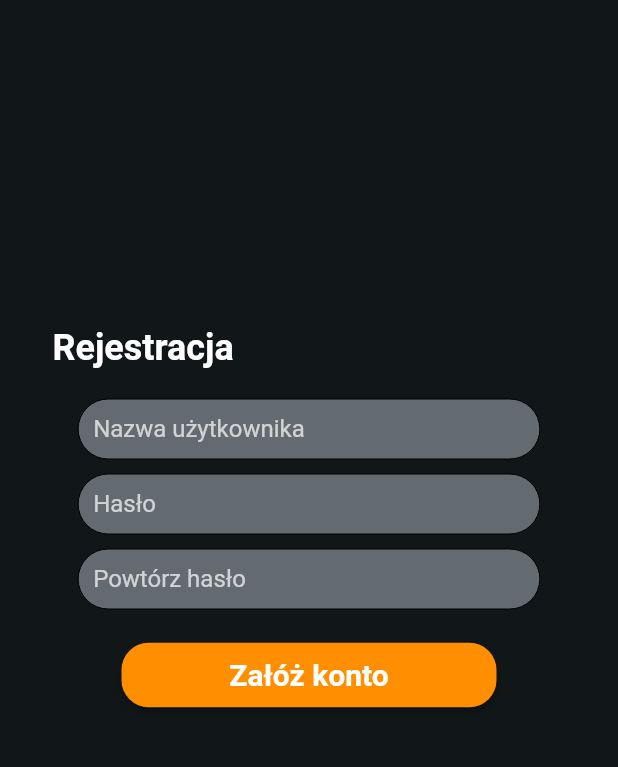
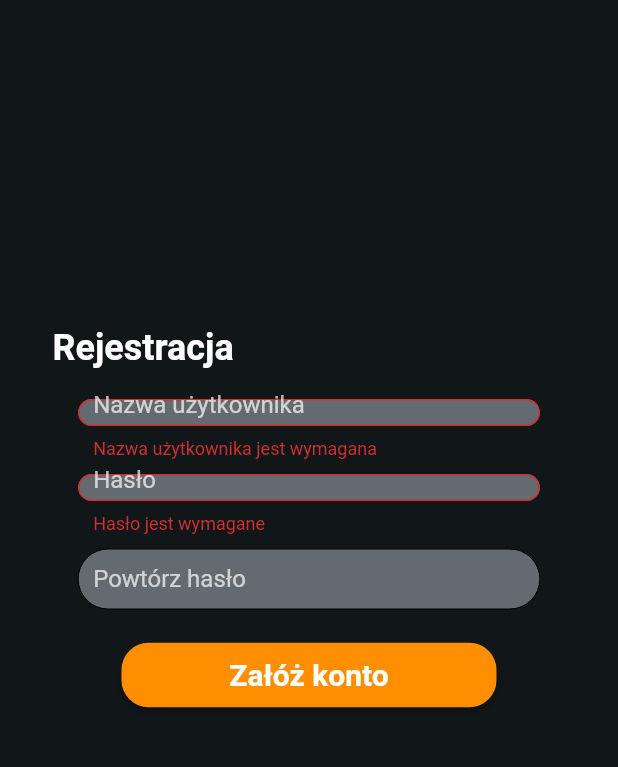
Before and after one commit to keirrr/dailytube, a Flutter app: the ProfileRegister screen opened directly, after a tap on "Załóż konto", on a phone screen of 412 x 824 dp, the part 108-875 px from its top. Run offline on Flutter 3.47's test engine with Material 2 defaults, Android fonts, the light colour scheme and no system bars; our stand-ins replace cloud_firestore, firebase_core, font_awesome_flutter, form_field_validator; missing offline and left inert: flag; accounts and stored records are empty.

Commit message:
Add register validation

```diff
--- a/lib/screens/profile_register_screen.dart
+++ b/lib/screens/profile_register_screen.dart
@@ -2,6 +2,8 @@ import 'package:flutter/material.dart';
 
 import '../bartek_color_palette.dart';
 import '../flutterfire/add_user.dart';
+
+import 'package:form_field_validator/form_field_validator.dart';
 
 class ProfileRegister extends StatefulWidget {
   const ProfileRegister({Key? key}) : super(key: key);
@@ -11,6 +13,26 @@ class ProfileRegister extends StatefulWidget {
 }
 
 class _ProfileRegisterState extends State<ProfileRegister> {
+  final login = TextEditingController();
+  final password = TextEditingController();
+  final rePassword = TextEditingController();
+
+  final _formKey = GlobalKey<FormState>();
+
+  final usernameValidator = MultiValidator([
+    RequiredValidator(errorText: 'Nazwa użytkownika jest wymagana'),
+    MinLengthValidator(5,
+        errorText: 'Nazwa użytkownika musi mieć przynajmniej 5 znaków'),
+  ]);
+
+  final passwordValidator = MultiValidator([
+    RequiredValidator(errorText: 'Hasło jest wymagane'),
+    MinLengthValidator(8, errorText: 'Hasło musi miec przynajmniej 8 znaków'),
+    PatternValidator(
+        r'^(?=.*[0-9])(?=.*[A-Z])(?=.*[a-z])(?=.*[^\w\d\s:]).{8,}$',
+        errorText: 'Hasło musi posiadać przynajmniej jeden znak specjalny'),
+  ]);
+
   @override
   Widget build(BuildContext context) {
     return GestureDetector(
@@ -43,6 +65,7 @@ class _ProfileRegisterState extends State<ProfileRegister> {
                 child: Padding(
                   padding: const EdgeInsets.all(20.0),
                   child: Form(
+                    key: _formKey,
                     child: Column(
                       mainAxisAlignment: MainAxisAlignment.center,
                       children: [
@@ -64,6 +87,7 @@ class _ProfileRegisterState extends State<ProfileRegister> {
                               child: FractionallySizedBox(
                                 widthFactor: 0.9,
                                 child: TextFormField(
+                                  controller: login,
                                   style: TextStyle(color: Colors.white),
                                   decoration: InputDecoration(
                                     contentPadding: EdgeInsets.all(10.0),
@@ -94,6 +118,7 @@ class _ProfileRegisterState extends State<ProfileRegister> {
                                     hintText: "Nazwa użytkownika",
                                     hintStyle: TextStyle(color: Colors.white70),
                                   ),
+                                  validator: usernameValidator,
                                 ),
                               ),
                             ),
@@ -107,6 +132,7 @@ class _ProfileRegisterState extends State<ProfileRegister> {
                               child: FractionallySizedBox(
                                 widthFactor: 0.9,
                                 child: TextFormField(
+                                  controller: password,
                                   style: TextStyle(color: Colors.white),
                                   obscureText: true,
                                   decoration: InputDecoration(
@@ -138,6 +164,7 @@ class _ProfileRegisterState extends State<ProfileRegister> {
                                     hintText: "Hasło",
                                     hintStyle: TextStyle(color: Colors.white70),
                                   ),
+                                  validator: passwordValidator,
                                 ),
                               ),
                             ),
@@ -182,6 +209,10 @@ class _ProfileRegisterState extends State<ProfileRegister> {
                                     hintText: "Powtórz hasło",
                                     hintStyle: TextStyle(color: Colors.white70),
                                   ),
+                                  validator: (val) => MatchValidator(
+                                          errorText: 'Hasła nie są takie same')
+                                      .validateMatch(
+                                          val.toString(), password.text),
                                 ),
                               ),
                             ),
@@ -193,7 +224,15 @@ class _ProfileRegisterState extends State<ProfileRegister> {
                             padding: const EdgeInsets.only(top: 10, bottom: 10),
                             child: ElevatedButton(
                               onPressed: () => {
-                                AddUser("Johny", "Spalony").addUser(),
+                                if (_formKey.currentState!.validate())
+                                  {
+                                    AddUser(login.text, password.text)
+                                        .addUser(),
+                                    login.clear(),
+                                    password.clear(),
+                                    rePassword.clear(),
+                                    _formKey.currentState!.reset(),
+                                  }
                               },
                               child: Text(
                                 "Załóż konto",
--- a/pubspec.yaml
+++ b/pubspec.yaml
@@ -38,6 +38,8 @@ dependencies:
   font_awesome_flutter: ^9.2.0
   firebase_core: ^1.12.0
   cloud_firestore: ^3.1.7
+  form_validator: ^1.0.1
+  form_field_validator: ^1.1.0
 
 dev_dependencies:
   flutter_test:
```
Also changed, not shown: pubspec.lock.
